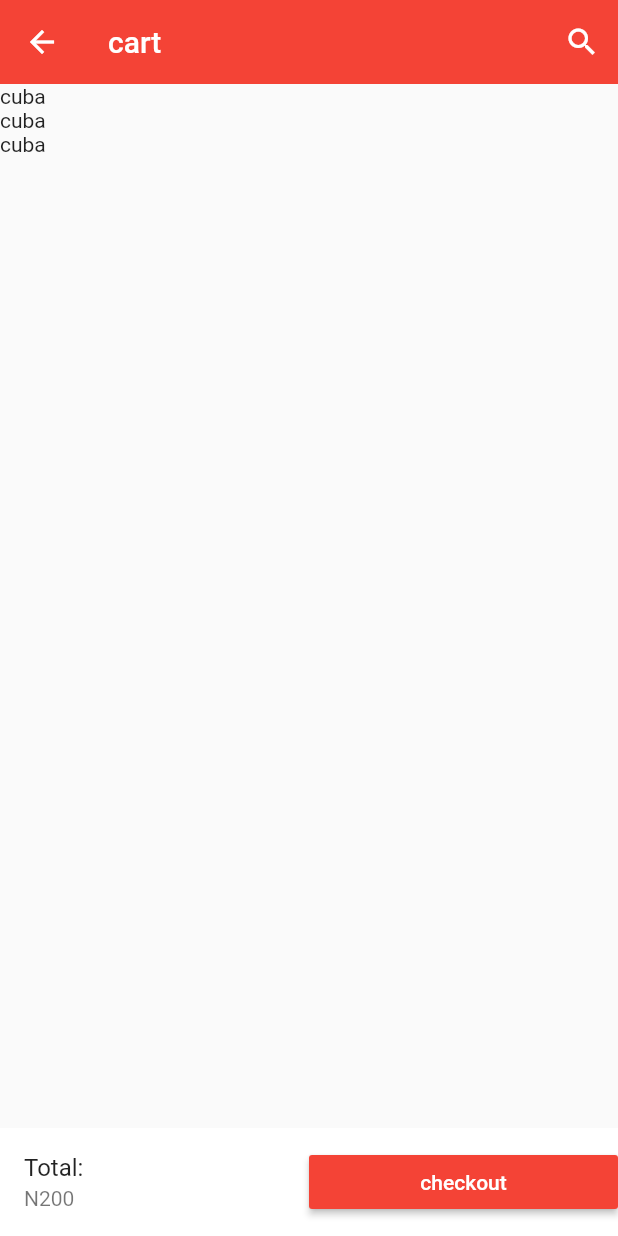
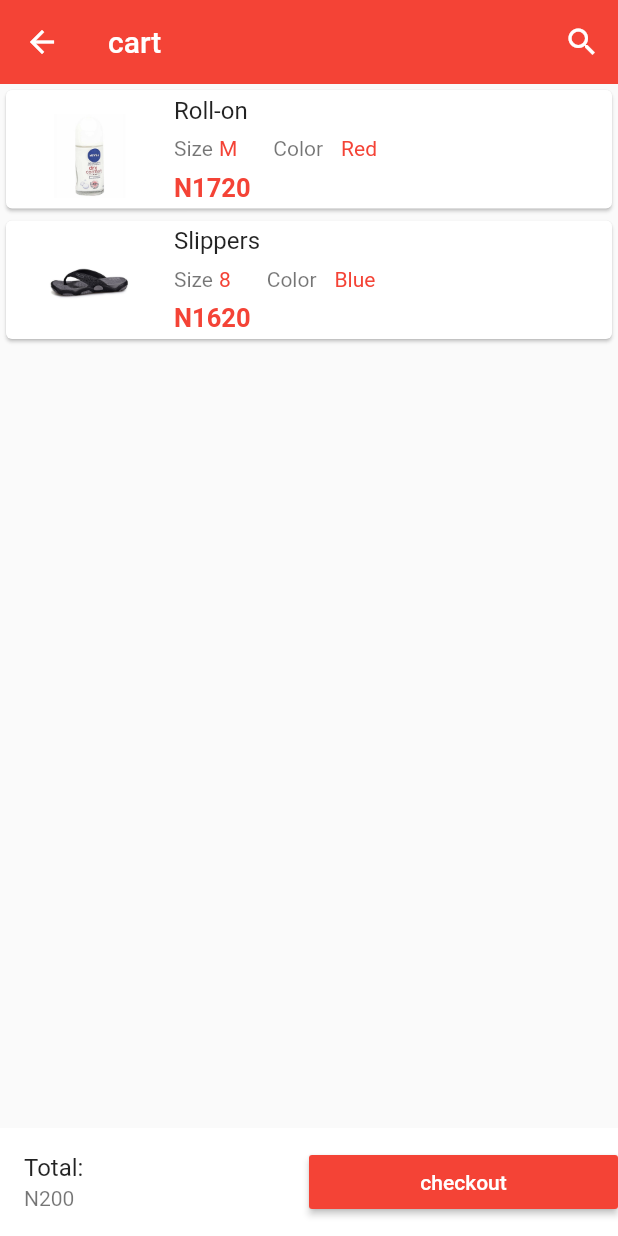
Before and after one commit to ezeoke/FlutterPractice, a Flutter app: the Cart screen opened directly, on a phone screen of 412 x 824 dp. Run offline on Flutter 3.47's test engine with Material 2 defaults, Android fonts, the phone set to English and light mode, and no system bars; our stand-ins replace carousel_pro.

Commit message:
I am done with the flutter e-commerce tutorial, It was quite interesting and somehow complex but beautiful

```diff
--- a/lib/components/cart_products.dart
+++ b/lib/components/cart_products.dart
@@ -6,7 +6,7 @@ class Cart_products extends StatefulWidget {
 }
 
 class _Cart_productsState extends State<Cart_products> {
-  var Products_on_the_cart = {
+  var products_on_the_cart = [
     {
       'name': 'Roll-on',
       'picture': 'images/products/rollon.jpg',
@@ -14,16 +14,114 @@ class _Cart_productsState extends State<Cart_products> {
       'size': 'M',
       'color': 'Red',
       'quantity': 1
+    },
+    {
+      'name': 'Slippers',
+      'picture': 'images/products/slippers.jpg',
+      'price': 1620,
+      'size': '8',
+      'color': 'Blue',
+      'quantity': 1
     }
-  };
+  ];
 
   @override
   Widget build(BuildContext context) {
     return ListView.builder(
-      itemCount: 3,
+      itemCount: products_on_the_cart.length,
       itemBuilder: (context, index) {
-        return Text('cuba');
+        return Single_cart_product(
+          cart_prod_name: products_on_the_cart[index]['name'],
+          cart_prod_price: products_on_the_cart[index]['price'],
+          cart_prod_pics: products_on_the_cart[index]['picture'],
+          cart_prod_size: products_on_the_cart[index]['size'],
+          cart_prod_color: products_on_the_cart[index]['color'],
+          cart_prod_qty: products_on_the_cart[index]['quantity'],
+        );
       },
     );
   }
 }
+
+class Single_cart_product extends StatelessWidget {
+  final cart_prod_name;
+  final cart_prod_pics;
+  final cart_prod_price;
+  final cart_prod_size;
+  final cart_prod_color;
+  final cart_prod_qty;
+
+  Single_cart_product(
+      {this.cart_prod_name,
+      this.cart_prod_pics,
+      this.cart_prod_price,
+      this.cart_prod_size,
+      this.cart_prod_color,
+      this.cart_prod_qty});
+
+  @override
+  Widget build(BuildContext context) {
+    return Card(
+      child: ListTile(
+        // ====leading section=====
+        leading: Image.asset(
+          cart_prod_pics,
+          width: 80,
+          height: 80,
+        ),
+
+        //======title section=====
+        title: Text(cart_prod_name),
+
+        //=====subtitle section=======
+        subtitle: Column(
+          children: <Widget>[
+            //ROW INSIDE COLUMN=============
+            Row(
+              children: <Widget>[
+                Padding(
+                  padding: const EdgeInsets.all(0),
+                  child: Text("Size"),
+                ),
+                Padding(
+                  padding: const EdgeInsets.all(4),
+                  child:
+                      Text(cart_prod_size, style: TextStyle(color: Colors.red)),
+                ),
+
+                //=====This section is for product color====
+                new Padding(
+                  padding: const EdgeInsets.fromLTRB(20, 8, 8, 8),
+                  child: Text("Color"),
+                ),
+
+                Padding(
+                  padding: const EdgeInsets.all(4),
+                  child: Text(cart_prod_color,
+                      style: TextStyle(color: Colors.red)),
+                ),
+              ],
+            ), //=====This section is for product price====
+            Container(
+              alignment: Alignment.topLeft,
+              child: Text(
+                '\N${cart_prod_price}',
+                style: TextStyle(
+                    fontSize: 17,
+                    fontWeight: FontWeight.bold,
+                    color: Colors.red),
+              ),
+            )
+          ],
+        ),
+        // trailing: Column(
+        //   children: <Widget>[
+        //     IconButton(icon: Icon(Icons.arrow_drop_up), onPressed: () {}),
+        //     // Text('${cart_prod_qty}'),
+        //     IconButton(icon: Icon(Icons.arrow_drop_down), onPressed: () {})
+        //   ],
+        // ),
+      ),
+    );
+  }
+}
```
